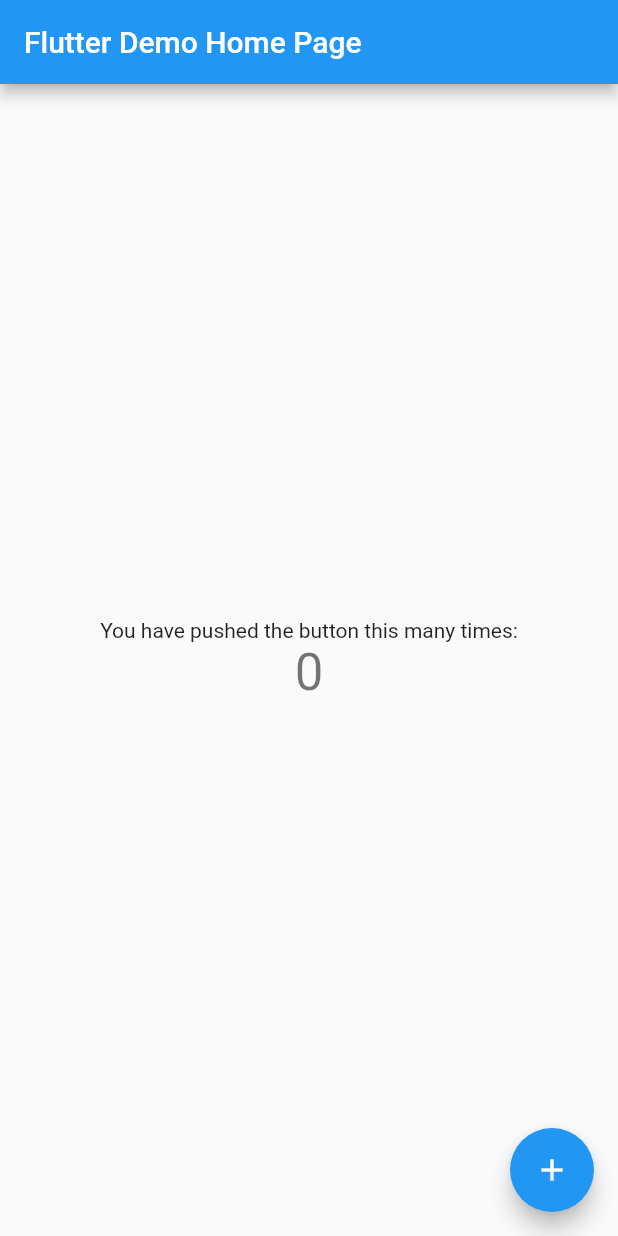
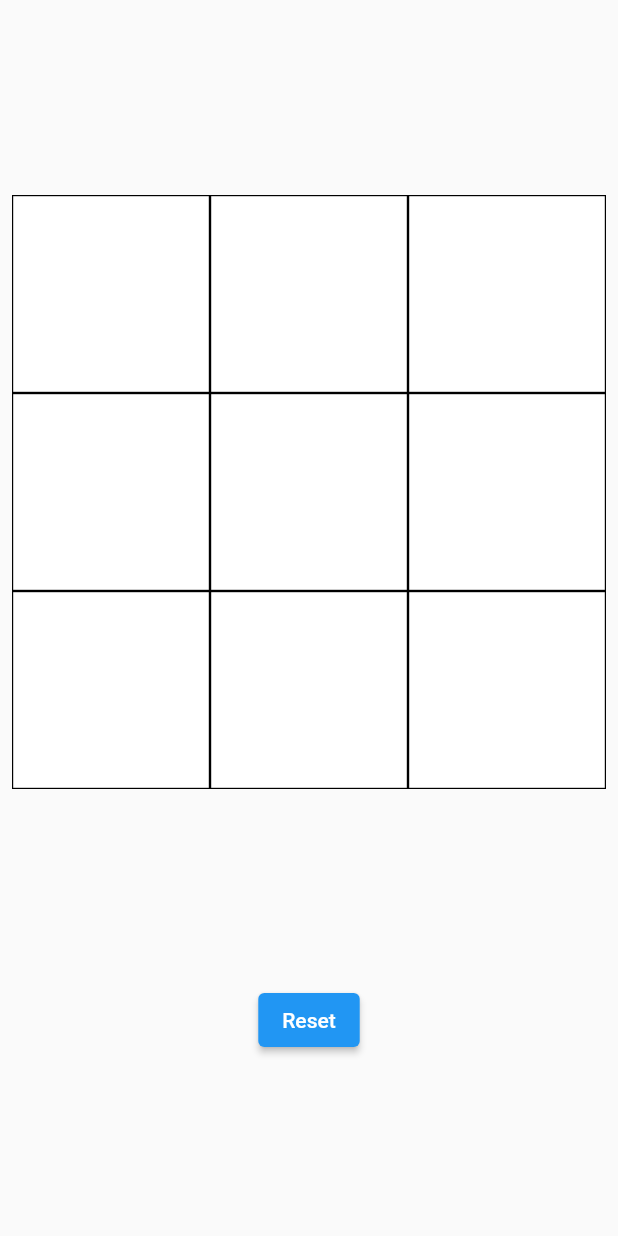
Before and after one commit to Abh1navAbhinav/xox_game, a Flutter app: the screen it shows after launch, on a phone screen of 412 x 824 dp. Run offline on Flutter 3.47's test engine with Material 2 defaults, Android fonts, the phone set to English and light mode, and no system bars; our stand-ins replace get.

Commit message:
in this commit i have almost completed the logic part of the game

```diff
--- a/lib/main.dart
+++ b/lib/main.dart
@@ -1,4 +1,6 @@
 import 'package:flutter/material.dart';
+import 'package:get/get.dart';
+import 'package:xox/view/game_board_screen/game_board.dart';
 
 void main() {
   runApp(const MyApp());
@@ -7,109 +9,14 @@ void main() {
 class MyApp extends StatelessWidget {
   const MyApp({super.key});
 
-  // This widget is the root of your application.
   @override
   Widget build(BuildContext context) {
-    return MaterialApp(
+    return GetMaterialApp(
       title: 'Flutter Demo',
       theme: ThemeData(
-        // This is the theme of your application.
-        //
-        // Try running your application with "flutter run". You'll see the
-        // application has a blue toolbar. Then, without quitting the app, try
-        // changing the primarySwatch below to Colors.green and then invoke
-        // "hot reload" (press "r" in the console where you ran "flutter run",
-        // or simply save your changes to "hot reload" in a Flutter IDE).
-        // Notice that the counter didn't reset back to zero; the application
-        // is not restarted.
         primarySwatch: Colors.blue,
       ),
-      home: const MyHomePage(title: 'Flutter Demo Home Page'),
+      home: GameBoardScreen(),
     );
   }
 }
-
-class MyHomePage extends StatefulWidget {
-  const MyHomePage({super.key, required this.title});
-
-  // This widget is the home page of your application. It is stateful, meaning
-  // that it has a State object (defined below) that contains fields that affect
-  // how it looks.
-
-  // This class is the configuration for the state. It holds the values (in this
-  // case the title) provided by the parent (in this case the App widget) and
-  // used by the build method of the State. Fields in a Widget subclass are
-  // always marked "final".
-
-  final String title;
-
-  @override
-  State<MyHomePage> createState() => _MyHomePageState();
-}
-
-class _MyHomePageState extends State<MyHomePage> {
-  int _counter = 0;
-
-  void _incrementCounter() {
-    setState(() {
-      // This call to setState tells the Flutter framework that something has
-      // changed in this State, which causes it to rerun the build method below
-      // so that the display can reflect the updated values. If we changed
-      // _counter without calling setState(), then the build method would not be
-      // called again, and so nothing would appear to happen.
-      _counter++;
-    });
-  }
-
-  @override
-  Widget build(BuildContext context) {
-    // This method is rerun every time setState is called, for instance as done
-    // by the _incrementCounter method above.
-    //
-    // The Flutter framework has been optimized to make rerunning build methods
-    // fast, so that you can just rebuild anything that needs updating rather
-    // than having to individually change instances of widgets.
-    return Scaffold(
-      appBar: AppBar(
-        // Here we take the value from the MyHomePage object that was created by
-        // the App.build method, and use it to set our appbar title.
-        title: Text(widget.title),
-      ),
-      body: Center(
-        // Center is a layout widget. It takes a single child and positions it
-        // in the middle of the parent.
-        child: Column(
-          // Column is also a layout widget. It takes a list of children and
-          // arranges them vertically. By default, it sizes itself to fit its
-          // children horizontally, and tries to be as tall as its parent.
-          //
-          // Invoke "debug painting" (press "p" in the console, choose the
-          // "Toggle Debug Paint" action from the Flutter Inspector in Android
-          // Studio, or the "Toggle Debug Paint" command in Visual Studio Code)
-          // to see the wireframe for each widget.
-          //
-          // Column has various properties to control how it sizes itself and
-          // how it positions its children. Here we use mainAxisAlignment to
-          // center the children vertically; the main axis here is the vertical
-          // axis because Columns are vertical (the cross axis would be
-          // horizontal).
-          mainAxisAlignment: MainAxisAlignment.center,
-          children: <Widget>[
-            const Text(
-              'You have pushed the button this many times:',
-            ),
-            Text(
-              '$_counter',
-              style: Theme.of(context).textTheme.headline4,
-            ),
-          ],
-        ),
-      ),
-      floatingActionButton: FloatingActionButton(
-        onPressed: _incrementCounter,
-        tooltip: 'Increment',
-        child: const Icon(Icons.add),
-      ), // This trailing comma makes auto-formatting nicer for build methods.
-    );
-  }
-}
--- /dev/null
+++ b/lib/view/game_board_screen/game_board.dart
@@ -0,0 +1,29 @@
+import 'package:flutter/material.dart';
+import 'package:get/get.dart';
+import 'package:xox/controller/game_board_controller.dart';
+import 'package:xox/view/game_board_screen/widgets/game_board_widget.dart';
+
+class GameBoardScreen extends GetView<GameBoardController> {
+  GameBoardScreen({super.key});
+  final gameBoardController = Get.put(GameBoardController());
+  @override
+  Widget build(BuildContext context) {
+    return Scaffold(
+      body: SafeArea(
+        child: SingleChildScrollView(
+          child: Column(
+            children: [
+              const GameBoardWidget(),
+              ElevatedButton(
+                onPressed: () => controller.resetButtonFunction(),
+                child: const Text(
+                  'Reset',
+                ),
+              ),
+            ],
+          ),
+        ),
+      ),
+    );
+  }
+}
--- /dev/null
+++ b/lib/view/game_board_screen/widgets/game_board_widget.dart
@@ -0,0 +1,34 @@
+import 'package:flutter/material.dart';
+import 'package:get/get.dart';
+import 'package:xox/controller/game_board_controller.dart';
+import 'package:xox/view/game_board_screen/widgets/single_game_board_piece_widget.dart';
+
+class GameBoardWidget extends GetView<GameBoardController> {
+  const GameBoardWidget({
+    Key? key,
+  }) : super(key: key);
+
+  @override
+  Widget build(BuildContext context) {
+    return Padding(
+      padding: const EdgeInsets.symmetric(vertical: 130, horizontal: 8),
+      child: GridView.builder(
+        shrinkWrap: true,
+        physics: const BouncingScrollPhysics(),
+        itemCount: 9,
+        gridDelegate: const SliverGridDelegateWithFixedCrossAxisCount(
+          crossAxisCount: 3,
+          mainAxisSpacing: 0,
+          crossAxisSpacing: 0,
+          childAspectRatio: 1,
+        ),
+        itemBuilder: (BuildContext context, int index) {
+          return InkWell(
+            onTap: () => controller.boardOnTap(index),
+            child: SingleGameBoardPieceWidget(index: index),
+          );
+        },
+      ),
+    );
+  }
+}
--- /dev/null
+++ b/lib/view/game_board_screen/widgets/single_game_board_piece_widget.dart
@@ -0,0 +1,37 @@
+import 'package:flutter/material.dart';
+import 'package:get/get.dart';
+import 'package:xox/controller/game_board_controller.dart';
+
+class SingleGameBoardPieceWidget extends GetView<GameBoardController> {
+  const SingleGameBoardPieceWidget({Key? key, required this.index})
+      : super(key: key);
+  final int index;
+  @override
+  Widget build(BuildContext context) {
+    return Obx(
+      () => AnimatedContainer(
+        duration: const Duration(milliseconds: 500),
+        decoration: BoxDecoration(
+          border: Border.all(
+            color: Colors.black,
+            width: 0.8,
+          ),
+          color: controller.boxColors[index],
+        ),
+        height: 100,
+        width: 100,
+        child: Center(
+          child: Obx(
+            () => Text(
+              controller.element[index],
+              style: const TextStyle(
+                fontSize: 70,
+                fontWeight: FontWeight.w300,
+              ),
+            ),
+          ),
+        ),
+      ),
+    );
+  }
+}
--- a/pubspec.yaml
+++ b/pubspec.yaml
@@ -36,6 +36,7 @@ dependencies:
   # The following adds the Cupertino Icons font to your application.
   # Use with the CupertinoIcons class for iOS style icons.
   cupertino_icons: ^1.0.2
+  get: ^4.6.5
 
 dev_dependencies:
   flutter_test:
```
Also changed, not shown: lib/controller/game_board_controller.dart (added, +100 -0 lines), pubspec.lock.
